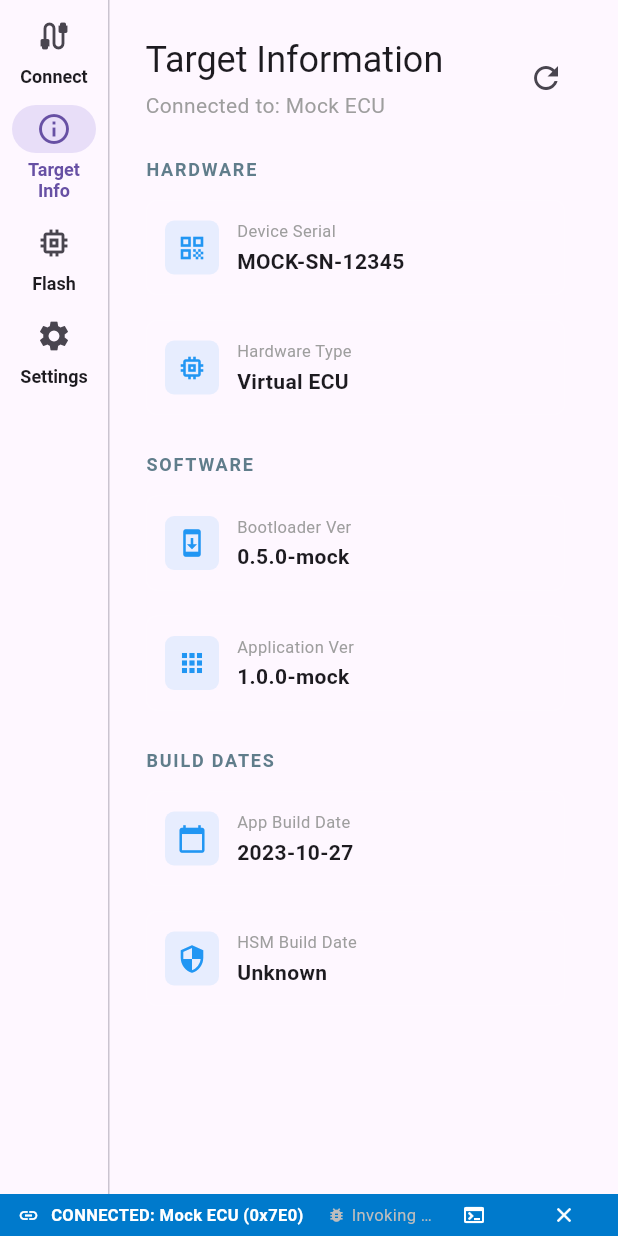
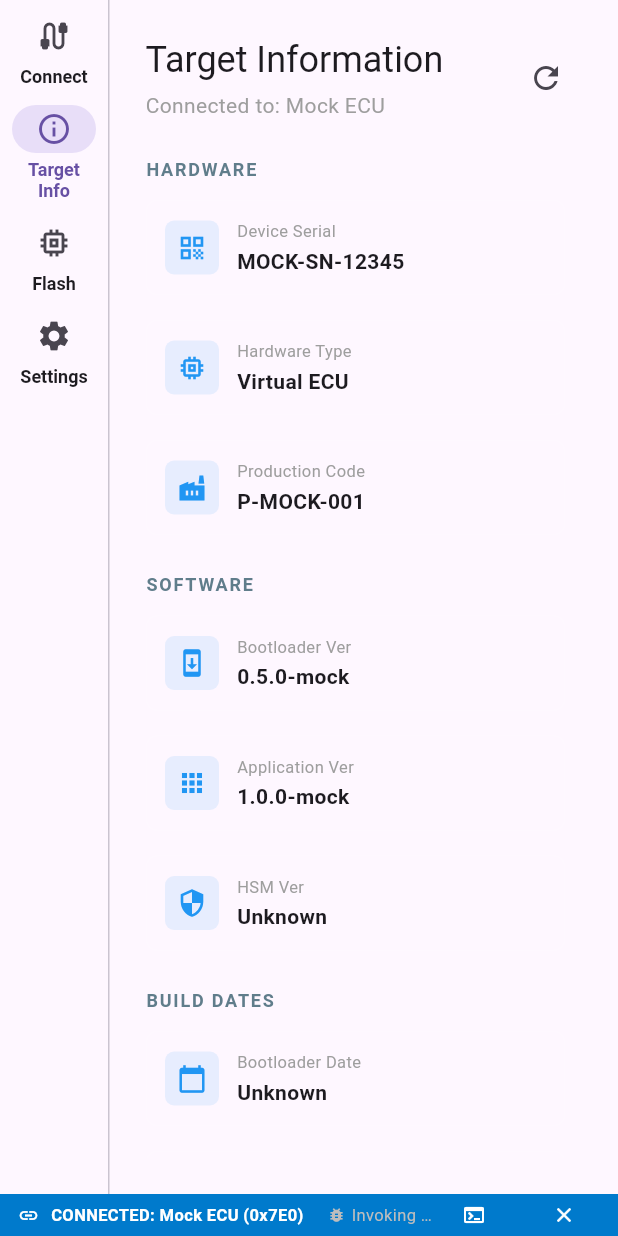
Before and after one commit to cogwal/ecu-toolkit-studio, a Flutter app: the MainShell screen opened directly with empty values, tab 2 chosen, after a tap on "Connect Mock Target", on a phone screen of 412 x 824 dp. Run offline on Flutter 3.47's test engine with Material 3 defaults, Android fonts, the phone set to English and light mode, and no system bars; missing offline and left inert: dart:ffi; statements that could not run were skipped.

Commit message:
Complete rework of the target info page and the addition of the service that handles the reading in of the information

```diff
--- a/lib/models/ecu_profile.dart
+++ b/lib/models/ecu_profile.dart
@@ -3,9 +3,12 @@ class EcuProfile {
   final int txId; // Request ID (e.g., 0x7E0)
   final int rxId; // Response ID (e.g., 0x7E8)
   final String bootloaderVersion;
+  final String bootloaderBuildDate;
   final String serialNumber;
   final String appVersion;
   final String appBuildDate;
+  final String hsmVersion;
+  final String hsmBuildDate;
   final String hardwareType;
   final String productionCode;
 
@@ -14,9 +17,12 @@ class EcuProfile {
     required this.txId,
     required this.rxId,
     this.bootloaderVersion = '',
+    this.bootloaderBuildDate = '',
     this.serialNumber = '',
     this.appVersion = '',
     this.appBuildDate = '',
+    this.hsmVersion = '',
+    this.hsmBuildDate = '',
     this.hardwareType = '',
     this.productionCode = '',
   });
@@ -26,9 +32,12 @@ class EcuProfile {
     txId: (json['txId'] is int) ? json['txId'] as int : int.parse(json['txId'].toString()),
     rxId: (json['rxId'] is int) ? json['rxId'] as int : int.parse(json['rxId'].toString()),
     bootloaderVersion: json['bootloaderVersion'] as String? ?? '',
+    bootloaderBuildDate: json['bootloaderBuildDate'] as String? ?? '',
     serialNumber: json['serialNumber'] as String? ?? '',
     appVersion: json['appVersion'] as String? ?? '',
     appBuildDate: json['appBuildDate'] as String? ?? '',
+    hsmVersion: json['hsmVersion'] as String? ?? '',
+    hsmBuildDate: json['hsmBuildDate'] as String? ?? '',
     hardwareType: json['hardwareType'] as String? ?? '',
     productionCode: json['productionCode'] as String? ?? '',
   );
@@ -38,10 +47,43 @@ class EcuProfile {
     'txId': txId,
     'rxId': rxId,
     'bootloaderVersion': bootloaderVersion,
+    'bootloaderBuildDate': bootloaderBuildDate,
     'serialNumber': serialNumber,
     'appVersion': appVersion,
     'appBuildDate': appBuildDate,
+    'hsmVersion': hsmVersion,
+    'hsmBuildDate': hsmBuildDate,
     'hardwareType': hardwareType,
     'productionCode': productionCode,
   };
+
+  EcuProfile copyWith({
+    String? name,
+    int? txId,
+    int? rxId,
+    String? bootloaderVersion,
+    String? bootloaderBuildDate,
+    String? serialNumber,
+    String? appVersion,
+    String? appBuildDate,
+    String? hsmVersion,
+    String? hsmBuildDate,
+    String? hardwareType,
+    String? productionCode,
+  }) {
+    return EcuProfile(
+      name: name ?? this.name,
+      txId: txId ?? this.txId,
+      rxId: rxId ?? this.rxId,
+      bootloaderVersion: bootloaderVersion ?? this.bootloaderVersion,
+      bootloaderBuildDate: bootloaderBuildDate ?? this.bootloaderBuildDate,
+      serialNumber: serialNumber ?? this.serialNumber,
+      appVersion: appVersion ?? this.appVersion,
+      appBuildDate: appBuildDate ?? this.appBuildDate,
+      hsmVersion: hsmVersion ?? this.hsmVersion,
+      hsmBuildDate: hsmBuildDate ?? this.hsmBuildDate,
+      hardwareType: hardwareType ?? this.hardwareType,
+      productionCode: productionCode ?? this.productionCode,
+    );
+  }
 }
--- a/lib/pages/connection_page.dart
+++ b/lib/pages/connection_page.dart
@@ -77,29 +77,20 @@ class _ConnectionPageState extends State<ConnectionPage> with SingleTickerProvid
     LogService().info("Attempting connection to target SA=$saHex, TA=$taHex (timeout: ${_connectionTimeout.toInt()}ms)");
 
     try {
-      final connection = await ConnectionService().connectTarget(sa, ta, durationMs: _connectionTimeout.toInt());
+      final target = await ConnectionService().connectTarget(sa, ta, durationMs: _connectionTimeout.toInt());
 
-      LogService().info("Successfully connected to target SA=$saHex, TA=$taHex (handle: ${connection.targetHandle})");
-      setState(() {
-        _discoveredTargets.add(connection);
-      });
+      LogService().info("Successfully connected to target SA=$saHex, TA=$taHex (handle: ${target.targetHandle})");
 
-      if (!isDiscovery) {
-        LogService().debug("Invoking onEcuConnected callback for target TA=$taHex");
-        widget.onEcuConnected(connection);
-      }
+      LogService().debug("Invoking onEcuConnected callback for target TA=$taHex");
+      widget.onEcuConnected(target);
     } catch (e) {
-      if (!isDiscovery) {
-        LogService().error("Connection to target SA=$saHex, TA=$taHex failed: $e");
-      } else {
-        LogService().debug("Discovery: No response from target TA=$taHex");
-      }
+      LogService().error("Connection to target SA=$saHex, TA=$taHex failed: $e");
     }
   }
 
   void _connectMockTarget() {
     LogService().info("Creating mock target connection...");
-    final connection = Target(
+    final target = Target(
       canHandle: 0,
       targetHandle: 0,
       sa: 0xF1,
@@ -117,13 +108,10 @@ class _ConnectionPageState extends State<ConnectionPage> with SingleTickerProvid
       ),
     );
 
-    LogService().info("Mock target created: ${connection.profile?.name} (SA=0xF1, TA=0x01)");
-    setState(() {
-      _discoveredTargets.add(connection);
-    });
+    LogService().info("Mock target created: ${target.profile?.name} (SA=0xF1, TA=0x01)");
 
     LogService().debug("Invoking onEcuConnected callback for mock target");
-    widget.onEcuConnected(connection);
+    widget.onEcuConnected(target);
   }
 
   void _registerCanInterface() async {
--- a/lib/pages/target_info_page.dart
+++ b/lib/pages/target_info_page.dart
@@ -1,6 +1,8 @@
 import 'package:flutter/material.dart';
 import 'dart:async';
 import '../models/target.dart';
+import '../models/ecu_profile.dart';
+import '../services/target_info_service.dart';
 
 // --- TARGET INFO PAGE ---
 class TargetInfoPage extends StatefulWidget {
@@ -12,63 +14,49 @@ class TargetInfoPage extends StatefulWidget {
 }
 
 class _TargetInfoPageState extends State<TargetInfoPage> {
-  late Future<Map<String, dynamic>> _targetInfoFuture;
+  TargetInfoService? _service;
+  Stream<EcuProfile>? _profileStream;
 
   @override
   void initState() {
     super.initState();
-    _targetInfoFuture = _fetchTargetInfo();
+    _initService();
   }
 
-  Future<Map<String, dynamic>> _fetchTargetInfo() async {
-    final profile = widget.target?.profile;
-    if (profile == null) {
-      throw Exception("No profile connected");
+  @override
+  void didUpdateWidget(TargetInfoPage oldWidget) {
+    super.didUpdateWidget(oldWidget);
+    if (widget.target != oldWidget.target) {
+      _initService();
+    }
   }
 
-    // TODO: Implement proper handle management.
-    // For now, we attempt to open channel 0 (CAN0) with default settings
-    // or use a temporary handle if the API allows stateless queries (unlikely).
-    // The TTCTK API requires a handle from TK_Open.
-    // We will try to open, fetch, and close for this operation to ensure we get fresh data.
-    // In a real app, the handle should be persistent in the MainShell or EcuProfile.
-
-    // Assuming 500k baud (500000), Protocol UDS (1), Flags 0
-    // We need to know the channel. Defaulting to 1 (CAN1) or 0?
-    // Let's try to find a valid channel or just use a mock response if we can't open.
-
-    // Since I cannot be sure about the hardware, I will wrap this in a try-catch
-    // and return the profile data if native fails, or real data if it succeeds.
-
-    try {
-      // int handle = TTCTK.open(1, 500000, 1, 0); // Example
-      // if (handle == 0) throw Exception("Failed to open channel");
-
-      // For this implementation step, I will use the data ALREADY in the profile if available,
-      // OR return a placeholder if I can't call native yet.
-      // BUT the user explicitly asked to use the TTCTK API.
-
-      // Let's assume we can call the static methods in TTCTK.
-      // I'll add a helper in TTCTK to "getOrOpenHandle" if possible, but I can't modify C code.
-
-      // I will return a map with the keys expected by the UI.
-      return {
-        'serial': profile.serialNumber.isNotEmpty ? profile.serialNumber : "Unknown",
-        'hwType': profile.hardwareType.isNotEmpty ? profile.hardwareType : "Unknown",
-        'bootVer': profile.bootloaderVersion.isNotEmpty ? profile.bootloaderVersion : "Unknown",
-        'appVer': profile.appVersion.isNotEmpty ? profile.appVersion : "Unknown",
-        'appDate': profile.appBuildDate.isNotEmpty ? profile.appBuildDate : "Unknown",
-        'hsmDate': "Unknown", // Not in profile
-      };
-    } catch (e) {
-      return {'error': e.toString()};
+  void _initService() {
+    if (widget.target != null) {
+      _service = TargetInfoService(widget.target!);
+      _profileStream = _service!.stream;
+      // Start reading immediately
+      _service!.startReading();
+    } else {
+      _service = null;
+      _profileStream = null;
     }
   }
 
   @override
   Widget build(BuildContext context) {
-    final profile = widget.target?.profile;
-    if (profile == null) return const Center(child: Text("No Active Connection"));
+    if (widget.target == null) {
+      return const Center(child: Text("No Active Connection"));
+    }
+
+    return StreamBuilder<EcuProfile>(
+      stream: _profileStream,
+      initialData: widget.target!.profile,
+      builder: (context, snapshot) {
+        final profile = snapshot.data;
+        if (profile == null) {
+          return const Center(child: CircularProgressIndicator());
+        }
 
         return Padding(
           padding: const EdgeInsets.all(24.0),
@@ -89,32 +77,15 @@ class _TargetInfoPageState extends State<TargetInfoPage> {
                   IconButton(
                     icon: const Icon(Icons.refresh),
                     onPressed: () {
-                  setState(() {
-                    _targetInfoFuture = _fetchTargetInfo();
-                  });
+                      _service?.startReading();
                     },
                   ),
                 ],
               ),
               const SizedBox(height: 24),
               Expanded(
-            child: FutureBuilder<Map<String, dynamic>>(
-              future: _targetInfoFuture,
-              builder: (context, snapshot) {
-                if (snapshot.connectionState == ConnectionState.waiting) {
-                  return const Center(child: CircularProgressIndicator());
-                }
-                if (snapshot.hasError) {
-                  return Center(
-                    child: Text("Error: ${snapshot.error}", style: const TextStyle(color: Colors.red)),
-                  );
-                }
-
-                final data = snapshot.data ?? {};
-
-                return LayoutBuilder(
+                child: LayoutBuilder(
                   builder: (context, constraints) {
-                    // Responsive grid: fit as many 250px cards as possible
                     final cardWidth = 280.0;
 
                     return SingleChildScrollView(
@@ -126,8 +97,9 @@ class _TargetInfoPageState extends State<TargetInfoPage> {
                             spacing: 16,
                             runSpacing: 16,
                             children: [
-                              _buildInfoCard("Device Serial", data['serial'] ?? 'N/A', Icons.qr_code, width: cardWidth),
-                              _buildInfoCard("Hardware Type", data['hwType'] ?? 'N/A', Icons.memory, width: cardWidth),
+                              _buildInfoCard("Device Serial", profile.serialNumber, Icons.qr_code, width: cardWidth),
+                              _buildInfoCard("Hardware Type", profile.hardwareType, Icons.memory, width: cardWidth),
+                              _buildInfoCard("Production Code", profile.productionCode, Icons.factory, width: cardWidth),
                             ],
                           ),
                           const SizedBox(height: 24),
@@ -136,8 +108,9 @@ class _TargetInfoPageState extends State<TargetInfoPage> {
                             spacing: 16,
                             runSpacing: 16,
                             children: [
-                              _buildInfoCard("Bootloader Ver", data['bootVer'] ?? 'N/A', Icons.system_update, width: cardWidth),
-                              _buildInfoCard("Application Ver", data['appVer'] ?? 'N/A', Icons.apps, width: cardWidth),
+                              _buildInfoCard("Bootloader Ver", profile.bootloaderVersion, Icons.system_update, width: cardWidth),
+                              _buildInfoCard("Application Ver", profile.appVersion, Icons.apps, width: cardWidth),
+                              _buildInfoCard("HSM Ver", profile.hsmVersion, Icons.security, width: cardWidth),
                             ],
                           ),
                           const SizedBox(height: 24),
@@ -146,20 +119,21 @@ class _TargetInfoPageState extends State<TargetInfoPage> {
                             spacing: 16,
                             runSpacing: 16,
                             children: [
-                              _buildInfoCard("App Build Date", data['appDate'] ?? 'N/A', Icons.calendar_today, width: cardWidth),
-                              _buildInfoCard("HSM Build Date", data['hsmDate'] ?? 'N/A', Icons.security, width: cardWidth),
+                              _buildInfoCard("Bootloader Date", profile.bootloaderBuildDate, Icons.calendar_today, width: cardWidth),
+                              _buildInfoCard("App Build Date", profile.appBuildDate, Icons.calendar_today, width: cardWidth),
+                              _buildInfoCard("HSM Build Date", profile.hsmBuildDate, Icons.calendar_today, width: cardWidth),
                             ],
                           ),
                         ],
                       ),
                     );
                   },
-                );
-              },
                 ),
               ),
             ],
           ),
+        );
+      },
     );
   }
 
@@ -174,6 +148,7 @@ class _TargetInfoPageState extends State<TargetInfoPage> {
   }
 
   Widget _buildInfoCard(String label, String value, IconData icon, {required double width}) {
+    final displayValue = value.isEmpty ? "Unknown" : value;
     return Container(
       width: width,
       padding: const EdgeInsets.all(12.0),
@@ -197,7 +172,7 @@ class _TargetInfoPageState extends State<TargetInfoPage> {
                 Text(label, style: const TextStyle(fontSize: 11, color: Colors.grey)),
                 const SizedBox(height: 2),
                 Text(
-                  value,
+                  displayValue,
                   style: const TextStyle(fontSize: 14, fontWeight: FontWeight.w600),
                   overflow: TextOverflow.ellipsis,
                 ),
--- /dev/null
+++ b/lib/services/target_info_service.dart
@@ -0,0 +1,120 @@
+import 'dart:async';
+import 'dart:isolate';
+
+import '../native/ttctk.dart';
+import '../models/target.dart';
+import '../models/ecu_profile.dart';
+
+class TargetInfoService {
+  final Target target;
+  final _controller = StreamController<EcuProfile>.broadcast();
+
+  TargetInfoService(this.target);
+
+  Stream<EcuProfile> get stream => _controller.stream;
+
+  void startReading() {
+    // Start with current profile
+    EcuProfile currentProfile =
+        target.profile ??
+        EcuProfile(
+          name: "Unknown",
+          txId: target.ta, // Fallback if needed, though profile should exist
+          rxId: target.sa,
+        );
+
+    _controller.add(currentProfile);
+
+    // Spawn Isolate
+    Isolate.run(() async {
+          return _readTargetInfo(target.targetHandle);
+        })
+        .then((updates) {
+          if (updates.isEmpty) return;
+
+          // Apply updates
+          currentProfile = currentProfile.copyWith(
+            serialNumber: updates['serial'],
+            hardwareType: updates['hwType'],
+            bootloaderVersion: updates['bootVer'],
+            bootloaderBuildDate: updates['bootDate'],
+            appVersion: updates['appVer'],
+            appBuildDate: updates['appDate'],
+            hsmVersion: updates['hsmVer'],
+            hsmBuildDate: updates['hsmDate'],
+          );
+          _controller.add(currentProfile);
+
+          // Update the target's profile reference as well (mutable update for consistency)
+          target.profile = currentProfile;
+
+          _controller.close();
+        })
+        .catchError((e) {
+          // Log error but don't crash stream?
+          // For now just close
+          _controller.addError(e);
+          _controller.close();
+        });
+  }
+
+  // Static function to run in Isolate
+  static Map<String, String> _readTargetInfo(int handle) {
+    // This runs in a separate isolate.
+    // We can use TTCTK calls here because they are thread-safe (assuming handle is valid).
+    // Note: FFI bindings must be loaded in this isolate too.
+    // The TTCTK calls usually load the lib on first use.
+
+    final result = <String, String>{};
+
+    void safeRead(String key, String? Function(int) fn) {
+      try {
+        final val = fn(handle);
+        if (val != null && val.isNotEmpty) {
+          result[key] = val;
+        }
+      } catch (_) {}
+    }
+
+    void safeReadVer(String key, Map<String, int>? Function(int) fn) {
+      try {
+        final val = fn(handle);
+        if (val != null) {
+          result[key] = "${val['major']}.${val['minor']}.${val['patch']}";
+        }
+      } catch (_) {}
+    }
+
+    void safeReadDate(String key, Map<String, int>? Function(int) fn) {
+      try {
+        final val = fn(handle);
+        if (val != null) {
+          // tm_year is years since 1900, tm_mon is 0-11
+          final year = 1900 + (val['tm_year'] ?? 0);
+          final month = 1 + (val['tm_mon'] ?? 0);
+          final day = val['tm_mday'] ?? 1;
+          result[key] = "$year-${month.toString().padLeft(2, '0')}-${day.toString().padLeft(2, '0')}";
+        }
+      } catch (_) {}
+    }
+
+    // Identify calls
+    safeRead('serial', TTCTK.instance.getDeviceSerialNumber);
+    // hardware type returns map
+    try {
+      final hw = TTCTK.instance.getHardwareType(handle);
+      if (hw != null) {
+        result['hwType'] = "${hw['name']} (${hw['type']})";
+      }
+    } catch (_) {}
+
+    safeReadVer('bootVer', TTCTK.instance.getBootloaderVersion);
+    safeReadDate('bootDate', TTCTK.instance.getBootloaderBuildDate);
+    safeReadVer('appVer', TTCTK.instance.getApplicationVersion);
+    safeReadDate('appDate', TTCTK.instance.getApplicationBuildDate);
+    safeReadVer('hsmVer', TTCTK.instance.getHsmFirmwareVersion);
+    safeReadDate('hsmDate', TTCTK.instance.getHsmFirmwareBuildDate);
+
+    return result;
+  }
+}
```
Also changed, not shown: lib/services/connection_service.dart (+1 -17 lines). Lines whose indentation alone changed are shown as unchanged.
